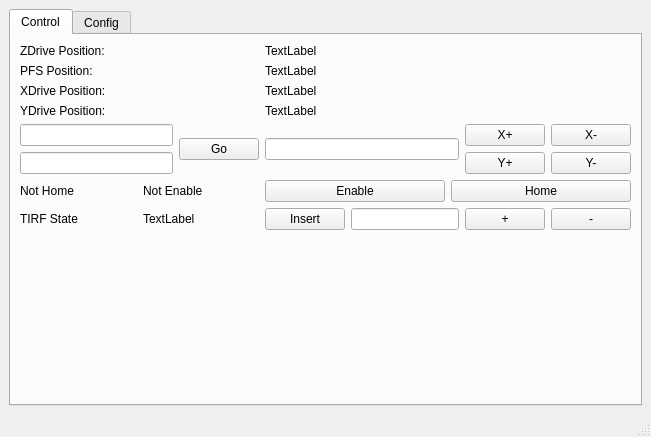
cyanial/gene-seq-platform-control, file gene-seq-control/gui/mainview.ui: the form before one commit.
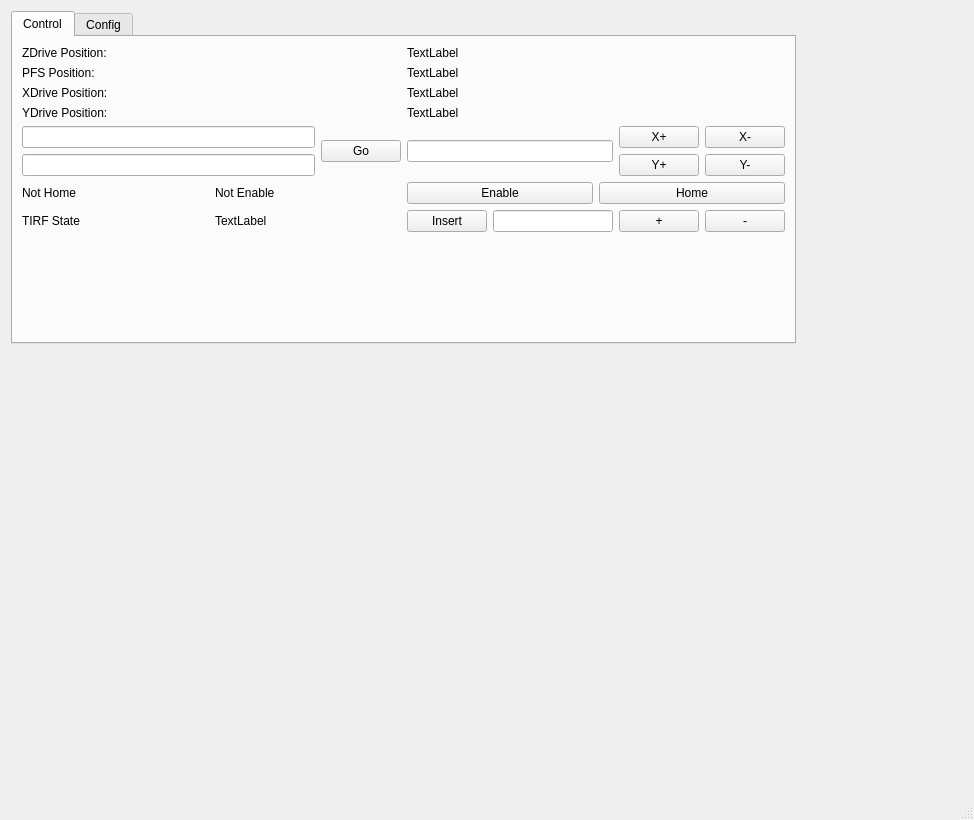
The form after the commit.

```diff
--- a/gene-seq-control/gui/mainview.ui
+++ b/gene-seq-control/gui/mainview.ui
@@ -6,17 +6,23 @@
    <rect>
     <x>0</x>
     <y>0</y>
-    <width>651</width>
-    <height>437</height>
+    <width>974</width>
+    <height>820</height>
    </rect>
   </property>
   <property name="windowTitle">
    <string>MainWindow</string>
   </property>
   <widget class="QWidget" name="centralwidget">
-   <layout class="QVBoxLayout" name="verticalLayout_4">
-    <item>
      <widget class="QTabWidget" name="tabWidget">
+    <property name="geometry">
+     <rect>
+      <x>11</x>
+      <y>11</y>
+      <width>785</width>
+      <height>333</height>
+     </rect>
+    </property>
       <property name="currentIndex">
        <number>0</number>
       </property>
@@ -269,8 +275,6 @@
        </attribute>
       </widget>
      </widget>
-    </item>
-   </layout>
   </widget>
   <widget class="QMenuBar" name="menubar">
    <property name="geometry">
```
Left out of the diff: 2 changed lines with no effect on the pictures. Lines whose indentation alone changed are shown as unchanged.
